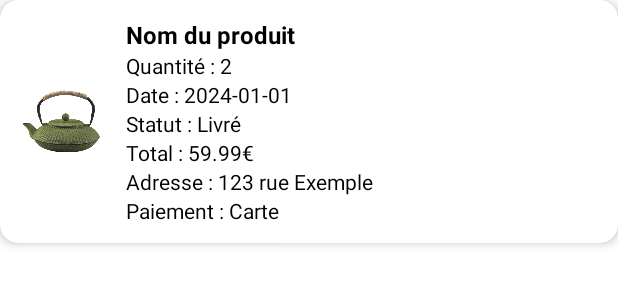
After one commit to SoniaKc/ShopEase, an Android app: the layout item_ligne_vente.xml on its own in the app's theme, with its tools: preview values and no code run, on a phone screen of 412 x 824 dp. The commit adds this screen. Shown: the top 300 px of the screen. Run offline under Robolectric (Android 15) with nearby library versions, the phone set to English and light mode, and no system bars.

Commit message:
des trucs

```diff
--- a/app/src/main/AndroidManifest.xml
+++ b/app/src/main/AndroidManifest.xml
@@ -98,6 +98,7 @@
         <activity android:name=".BoutiqueEditProduit" />
 
         <activity android:name=".BoutiqueHistoriqueVentes"/>
+        <activity android:name=".BoutiqueCommandeDetail"/>
 
 
 
--- a/app/src/main/java/com/example/projet/CommandeEntiereAdapter.java
+++ b/app/src/main/java/com/example/projet/BoutiqueCommandeEntiereAdapter.java
@@ -15,11 +15,11 @@ import com.google.gson.Gson;
 
 import java.util.List;
 
-public class CommandeEntiereAdapter extends RecyclerView.Adapter<CommandeEntiereAdapter.ViewHolder> {
+public class BoutiqueCommandeEntiereAdapter extends RecyclerView.Adapter<BoutiqueCommandeEntiereAdapter.ViewHolder> {
     private List<CommandeEntiere> commandes;
     private Context context;
 
-    public CommandeEntiereAdapter(Context context, List<CommandeEntiere> commandes) {
+    public BoutiqueCommandeEntiereAdapter(Context context, List<CommandeEntiere> commandes) {
         this.context = context;
         this.commandes = commandes;
     }
@@ -42,7 +42,7 @@ public class CommandeEntiereAdapter extends RecyclerView.Adapter<CommandeEntiere
             Gson gson = new Gson();
             String jsonCommande = gson.toJson(commande);
 
-            Intent intent = new Intent(context, ClientCommandeDetail.class);
+            Intent intent = new Intent(context, BoutiqueCommandeDetail.class);
             intent.putExtra("commandeEntiereJson", jsonCommande);
             context.startActivity(intent);
 
--- /dev/null
+++ b/app/src/main/res/layout/item_ligne_vente.xml
@@ -0,0 +1,94 @@
+<?xml version="1.0" encoding="utf-8"?>
+<androidx.cardview.widget.CardView xmlns:android="http://schemas.android.com/apk/res/android"
+    xmlns:card_view="http://schemas.android.com/apk/res-auto"
+    android:layout_width="match_parent"
+    android:layout_height="wrap_content"
+    android:layout_marginBottom="12dp"
+    card_view:cardCornerRadius="12dp"
+    card_view:cardElevation="4dp"
+    android:foreground="?attr/selectableItemBackground"
+    android:clickable="true"
+    android:focusable="true">
+
+    <LinearLayout
+        android:layout_width="match_parent"
+        android:layout_height="wrap_content"
+        android:padding="12dp"
+        android:orientation="horizontal"
+        android:gravity="center_vertical">
+
+        <ImageView
+            android:id="@+id/imageProduit"
+            android:layout_width="60dp"
+            android:layout_height="60dp"
+            android:src="@drawable/img1"
+            android:layout_marginEnd="12dp"
+            android:scaleType="centerCrop" />
+
+        <LinearLayout
+            android:layout_width="0dp"
+            android:layout_height="wrap_content"
+            android:layout_weight="1"
+            android:orientation="vertical">
+
+            <TextView
+                android:id="@+id/nomProduit"
+                android:layout_width="wrap_content"
+                android:layout_height="wrap_content"
+                android:text="Nom du produit"
+                android:textStyle="bold"
+                android:textSize="16sp"
+                android:textColor="@color/black"/>
+
+            <TextView
+                android:id="@+id/quantite"
+                android:layout_width="wrap_content"
+                android:layout_height="wrap_content"
+                android:text="Quantité : 2"
+                android:textSize="14sp"
+                android:textColor="@color/black"/>
+
+            <TextView
+                android:id="@+id/dateVente"
+                android:layout_width="wrap_content"
+                android:layout_height="wrap_content"
+                android:text="Date : 2024-01-01"
+                android:textSize="14sp"
+                android:textColor="@color/black"/>
+
+            <TextView
+                android:id="@+id/statut"
+                android:layout_width="wrap_content"
+                android:layout_height="wrap_content"
+                android:text="Statut : Livré"
+                android:textSize="14sp"
+                android:textColor="@color/black"/>
+
+            <TextView
+                android:id="@+id/total"
+                android:layout_width="wrap_content"
+                android:layout_height="wrap_content"
+                android:text="Total : 59.99€"
+                android:textSize="14sp"
+                android:textColor="@color/black"/>
+
+            <TextView
+                android:id="@+id/adresse"
+                android:layout_width="wrap_content"
+                android:layout_height="wrap_content"
+                android:text="Adresse : 123 rue Exemple"
+                android:textSize="14sp"
+                android:textColor="@color/black"/>
+
+            <TextView
+                android:id="@+id/paiement"
+                android:layout_width="wrap_content"
+                android:layout_height="wrap_content"
+                android:text="Paiement : Carte"
+                android:textSize="14sp"
+                android:textColor="@color/black"/>
+
+        </LinearLayout>
+    </LinearLayout>
+
+</androidx.cardview.widget.CardView>
```
Also changed, not shown: app/src/main/java/com/example/projet/BoutiqueCommandeDetail.java (+15 -22 lines), app/src/main/java/com/example/projet/BoutiqueHistoriqueVentes.java (+8 -34 lines), app/src/main/java/com/example/projet/BoutiqueLigneVenteAdapter.java (added, +63 -0 lines), app/src/main/java/com/example/projet/ClientCommandeEntiereAdapter.java (added, +73 -0 lines), app/src/main/java/com/example/projet/ClientHistoriqueAchats.java (+2 -5 lines).
